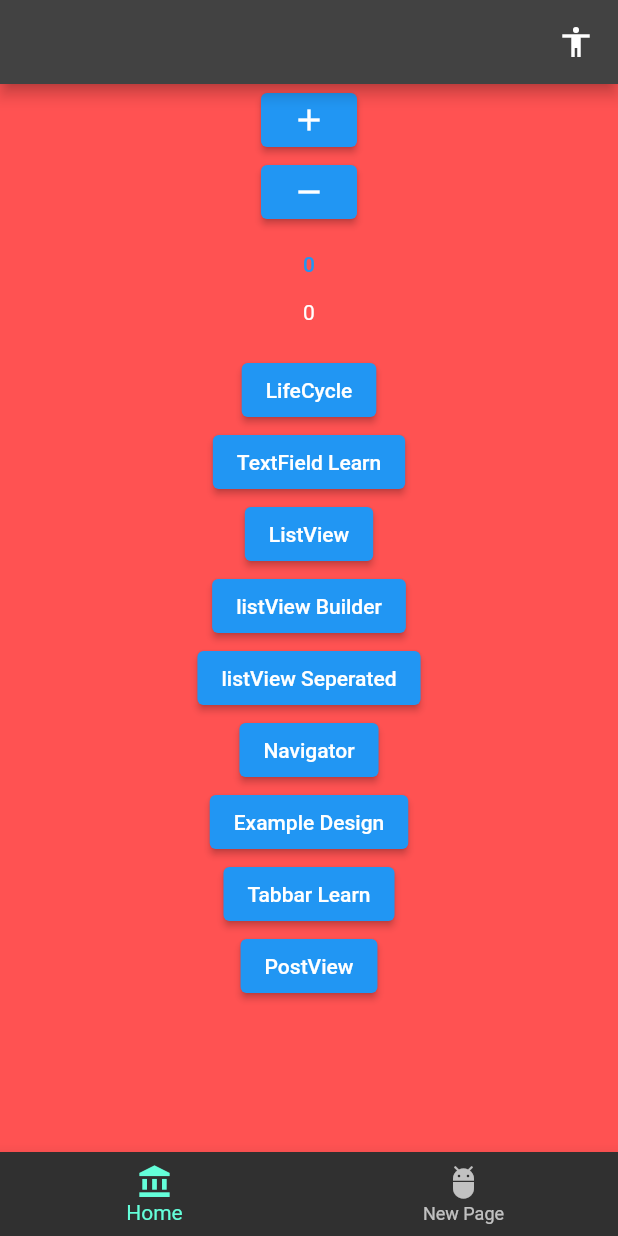
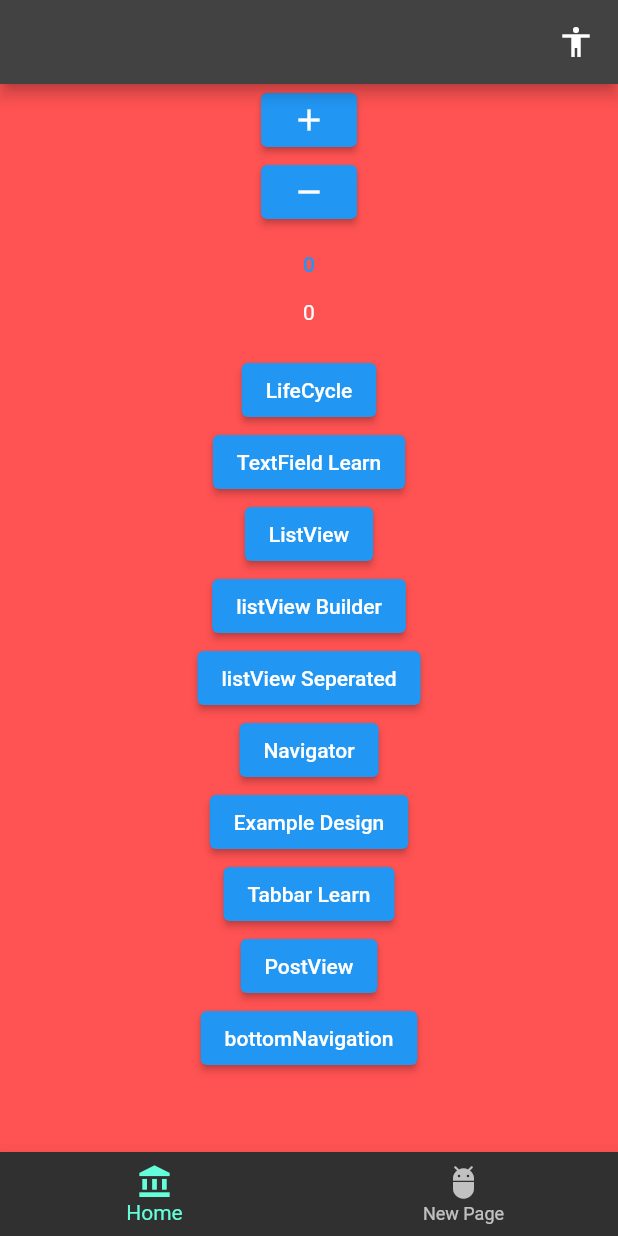
Before and after one commit to emircancavusoglu/flutterLearn, a Flutter app: the screen it shows after launch, on a phone screen of 412 x 824 dp. Run offline on Flutter 3.47's test engine with Material 2 defaults, Android fonts, the phone set to English and light mode, and no system bars.

Commit message:
new bottomNavigation Example

```diff
--- a/lib/const/strings.dart
+++ b/lib/const/strings.dart
@@ -9,4 +9,5 @@ class StringConst {
   final String exampleDesign = "Example Design";
   final String tabbarLearn = "Tabbar Learn";
   final String postView = "PostView";
+  final String bottomNavigation = "bottomNavigation";
 }
--- a/lib/core/bottom_navigation_bar.dart
+++ b/lib/core/bottom_navigation_bar.dart
@@ -3,6 +3,7 @@ import 'package:flutterprojemm/core/life_cycle.dart';
 import 'package:flutterprojemm/core/page_view_learn.dart';
 
 class BottomNavigation extends StatefulWidget {
+
   const BottomNavigation({Key? key}) : super(key: key);
 
   @override
@@ -10,6 +11,8 @@ class BottomNavigation extends StatefulWidget {
 }
 
 class _BottomNavigationState extends State<BottomNavigation> {
+  final String home = "Home";
+  final String newPage = "New Page";
   @override
   Widget build(BuildContext context) {
    return BottomNavigationBar(onTap: (int value){
@@ -19,9 +22,9 @@ class _BottomNavigationState extends State<BottomNavigation> {
      else if(value == Labels.home.index){
        Navigator.push(context, MaterialPageRoute(builder: (context) => PageViewLearn(message: "merhaba"),));
      }
-   }, items: const <BottomNavigationBarItem>[
-     BottomNavigationBarItem(icon: Icon(Icons.account_balance),label: "Home"),
-     BottomNavigationBarItem(icon: Icon(Icons.adb),label: "New Page"),
+   }, items: <BottomNavigationBarItem>[
+     BottomNavigationBarItem(icon: const Icon(Icons.account_balance),label: home),
+     BottomNavigationBarItem(icon: const Icon(Icons.adb),label: newPage),
    ]
    );
   }
--- a/lib/core/main_page.dart
+++ b/lib/core/main_page.dart
@@ -1,4 +1,5 @@
 import 'package:flutter/material.dart';
+import 'package:flutterprojemm/core/bottom_navigation2.dart';
 import 'package:flutterprojemm/core/bottom_navigation_bar.dart';
 import 'package:flutterprojemm/core/list_view.dart';
 import 'package:flutterprojemm/core/list_view_builder.dart';
@@ -88,7 +89,10 @@ class _MainScreenState extends State<MainScreen> with NavigatorManager{
             }, child: Text(StringConst().tabbarLearn)),
             ElevatedButton(onPressed: (){
               navigateToWidget(context, const PostView());
-            }, child: Text(StringConst().postView))
+            }, child: Text(StringConst().postView)),
+            ElevatedButton(onPressed: (){
+              navigateToWidget(context, const BottomExample2());
+            }, child: Text(StringConst().bottomNavigation))
           ],
         ),
       ),
```
Also changed, not shown: lib/core/bottom_navigation2.dart (added, +27 -0 lines).
